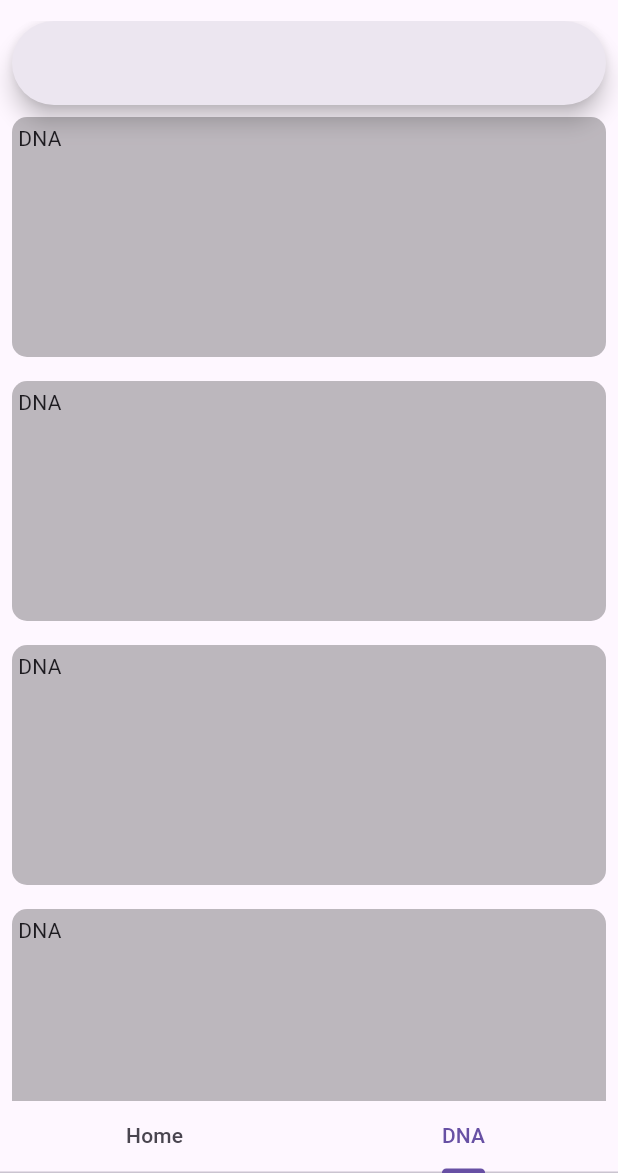
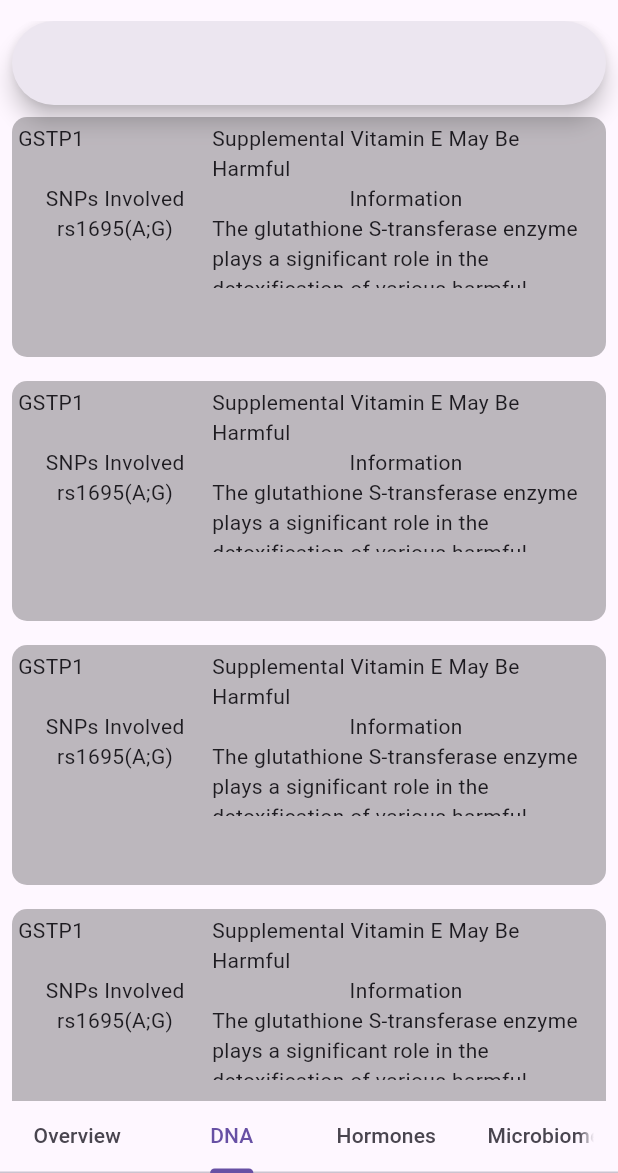
Before and after one commit to dcrebbin/all-health-flutter, a Flutter app: the screen it shows after launch, tab 2 chosen, on a phone screen of 412 x 824 dp, the part 63-1236 px from its top. Run offline on Flutter 3.47's test engine with Material 3 defaults, Android fonts, the phone set to English and light mode, and no system bars; our stand-ins replace flutter_dotenv, get_it, go_router, injectable.

```diff
--- a/lib/pages/home/dna_list.dart
+++ b/lib/pages/home/dna_list.dart
@@ -51,7 +51,39 @@ class SnpContainer extends StatelessWidget {
           ),
           child: Padding(
             padding: const EdgeInsets.all(4.0),
-            child: Text("DNA"),
+            child: Table(
+              columnWidths: const <int, TableColumnWidth>{
+                0: FlexColumnWidth(1),
+                1: FlexColumnWidth(2),
+              },
+              children: [
+                TableRow(children: [
+                  Text("GSTP1"),
+                  Text("Supplemental Vitamin E May Be Harmful"),
+                ]),
+                TableRow(children: [
+                  Column(
+                    children: [
+                      Text("SNPs Involved"),
+                      Text("rs1695(A;G)"),
+                    ],
+                  ),
+                  Column(
+                    children: [
+                      Text("Information"),
+                      Container(
+                        height: 50,
+                        width: MediaQuery.of(context).size.width,
+                        child: ListView(children: [
+                          Text(
+                              "The glutathione S-transferase enzyme plays a significant role in the detoxification of various harmful compounds (either from the environment or generated by normal metabolism and immune function). Glutathione is one of the most potent antioxidant systems that the body possesses and is orders of magnitude more powerful than supplemental vitamin E (alpha-tocopherol). This genotype, rs1695(A;G), has been associated with possible harmful effects of supplemental vitamin E. There are common polymorphisms in the GSTP1 gene, which codes for the glutathione S-transferase enzyme. The variant form (G) of the rs1695 polymorphism, located in the coding region of the gene is thought to alter the activity of the enzyme. Individuals with the (A;A) genotype (approximately half of the population), have a form of the glutathione S-transferase enzyme with normal activity. In a study of 160 middle-aged men, subjects with the A allele had elevated levels of pro-inflammatory cytokines such as interleukin-6 (IL-6) in the blood when supplementing with vitamin E. However, those with the less active form of the GSTP1 enzyme (G;G genotype) had decreased IL-6 levels and thus, may receive an anti-inflammatory benefit from a low dose (75 IU) of supplemental vitamin E."),
+                        ]),
+                      ),
+                    ],
+                  ),
+                ]),
+              ],
+            ),
           )),
     );
   }
--- a/lib/pages/home/home_screen.dart
+++ b/lib/pages/home/home_screen.dart
@@ -15,7 +15,7 @@ class _HomePageState extends State<HomePage> {
   Widget build(BuildContext context) {
     return MaterialApp(
         home: DefaultTabController(
-      length: 2,
+      length: 4,
       child: Scaffold(
         appBar: AppBar(
           title: const Text('All Health'),
@@ -24,10 +24,16 @@ class _HomePageState extends State<HomePage> {
             child: TabBar(
           tabs: [
             Tab(
-              text: 'Home',
+              text: 'Overview',
             ),
             Tab(
               text: 'DNA',
+            ),
+            Tab(
+              text: 'Hormones',
+            ),
+            Tab(
+              text: 'Microbiome',
             ),
           ],
           onTap: (index) {
@@ -35,7 +41,12 @@ class _HomePageState extends State<HomePage> {
           },
         )),
         body: TabBarView(
-          children: [Test(), DnaList()],
+          children: [
+            Test(),
+            DnaList(),
+            Test(),
+            Test(),
+          ],
         ),
       ),
     ));
```
